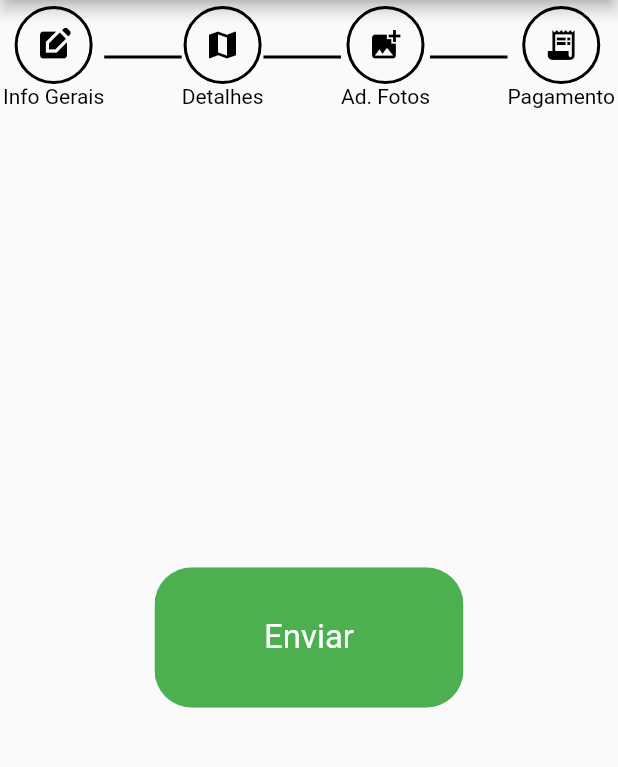
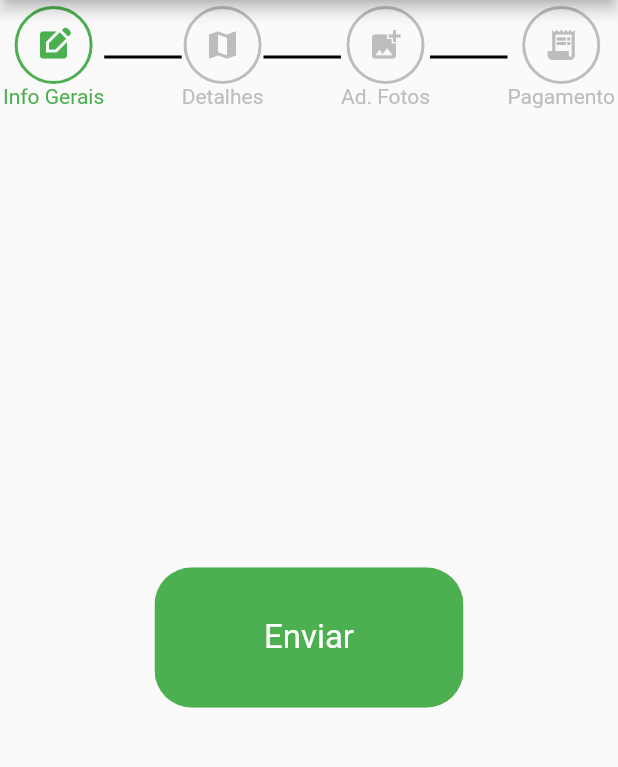
Before and after one commit to LaercioRJ/AgroImobi, a Flutter app: the CreatingTerrain screen opened directly with empty values, on a phone screen of 412 x 824 dp, the part 84-851 px from its top. Run offline on Flutter 3.47's test engine with Material 2 defaults, Android fonts, the light colour scheme and no system bars; our stand-ins replace mask_text_input_formatter; accounts and stored records are empty.

Commit message:
create terrain pt 4

```diff
--- a/lib/src/screen/terrain_crud/creating_terrain.dart
+++ b/lib/src/screen/terrain_crud/creating_terrain.dart
@@ -32,10 +32,10 @@ class CreatingTerrain extends StatefulWidget {
 }
 
 class _CreatingTerrainState extends State<CreatingTerrain> {
-  /*Future<bool> _onBackPressed() {
+  Future<bool> _onBackPressed() {
     widget.changeAction("Visualizar");
     return Future.value(true);
-  }*/
+  }
 
   // Organizar a zona repetitiva logo abaixo assim que houver tempo
   /*late var photoForm = PhotoForm(onSubmit: () {
@@ -55,7 +55,16 @@ class _CreatingTerrainState extends State<CreatingTerrain> {
 
   @override
   Widget build(BuildContext context) {
-    return Scaffold(
+    List<Color> menuColors = [
+      Colors.green,
+      Colors.grey.shade400,
+      Colors.grey.shade400,
+      Colors.grey.shade400,
+    ];
+
+    return WillPopScope(
+      onWillPop: _onBackPressed,
+      child: Scaffold(
         appBar: AppBar(
           title: const Text('Criar Anúncio'),
           backgroundColor: Colors.green,
@@ -69,7 +78,7 @@ class _CreatingTerrainState extends State<CreatingTerrain> {
                   LabeledIconButton(
                     label: 'Info Gerais',
                     icon: const Icon(Icons.edit_square),
-                  color: Colors.black,
+                    color: menuColors[0],
                     pressedFunction: () => {
                       widget._pageController.animateToPage(0, duration: const Duration(milliseconds: 750), curve: Curves.ease)
                     },
@@ -89,9 +98,10 @@ class _CreatingTerrainState extends State<CreatingTerrain> {
                   LabeledIconButton(
                     label: 'Detalhes',
                     icon: const Icon(Icons.map),
-                  color: Colors.black,
+                    color: menuColors[1],
                     pressedFunction: () => {
-                    widget._pageController.animateToPage(1, duration: const Duration(milliseconds: 750), curve: Curves.ease)
+                      widget._pageController.animateToPage(1, duration: const Duration(milliseconds: 750), curve: Curves.ease),
+                      menuColors[2] = Colors.green
                     },
                   ),
                   Expanded(
@@ -109,7 +119,7 @@ class _CreatingTerrainState extends State<CreatingTerrain> {
                   LabeledIconButton(
                     label: 'Ad. Fotos',
                     icon: const Icon(Icons.add_photo_alternate),
-                  color: Colors.black,
+                    color: menuColors[2],
                     pressedFunction: () => {
                       widget._pageController.animateToPage(2, duration: const Duration(milliseconds: 750), curve: Curves.ease)
                     },
@@ -129,7 +139,7 @@ class _CreatingTerrainState extends State<CreatingTerrain> {
                   LabeledIconButton(
                     label: 'Pagamento',
                     icon: const Icon(Icons.receipt_long),
-                  color: Colors.black,
+                    color: menuColors[3],
                     pressedFunction: () => {
 
                     },
@@ -152,6 +162,7 @@ class _CreatingTerrainState extends State<CreatingTerrain> {
             )
           ],
         )
+      )
     );
   }
 }
```
Lines whose indentation alone changed are shown as unchanged.
